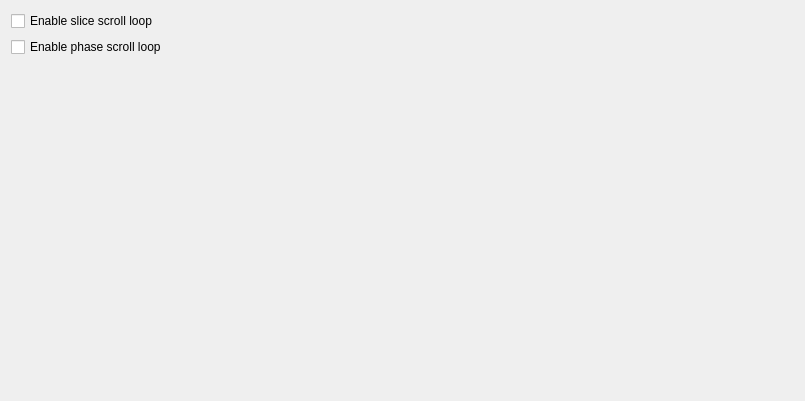
The window that starviewer/src/core/q2dviewerconfigurationscreenbase.ui (starviewer-medical/starviewer) describes before a commit, drawn with Qt 5.
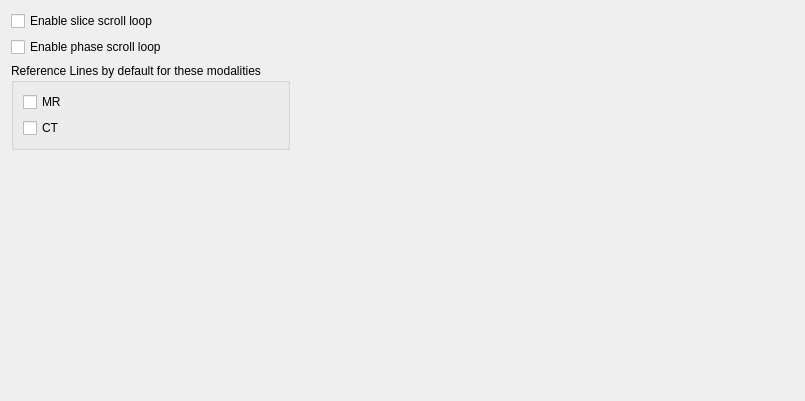
The same window after the commit. Icons and pictures are not drawn.

Commit message: ENH: Fem que l'activació de reference lines es pugui modificar per settings. Afegim els settings corresponents i la pantalla de configuració. A més incloem la possibilitat de que també es pugui activar per CT si es desitja. Per defecte, la configuració serà que per MR estarà activat i per CT no. (#1750)

```diff
--- a/starviewer/src/core/q2dviewerconfigurationscreenbase.ui
+++ b/starviewer/src/core/q2dviewerconfigurationscreenbase.ui
@@ -17,7 +17,7 @@
    <iconset resource="../main/main.qrc">
     <normaloff>:/images/q2dviewerconfiguration.png</normaloff>:/images/q2dviewerconfiguration.png</iconset>
   </property>
-  <layout class="QVBoxLayout" name="verticalLayout_2">
+  <layout class="QVBoxLayout" name="verticalLayout_3">
    <item>
     <layout class="QHBoxLayout" name="horizontalLayout">
      <item>
@@ -53,6 +53,49 @@
      </item>
     </layout>
    </item>
+   <item>
+    <layout class="QHBoxLayout" name="horizontalLayout_2">
+     <item>
+      <widget class="QGroupBox" name="groupBox">
+       <property name="title">
+        <string>Reference Lines by default for these modalities</string>
+       </property>
+       <layout class="QVBoxLayout" name="verticalLayout_2">
+        <item>
+         <widget class="QCheckBox" name="m_referenceLinesMRCheckBox">
+          <property name="text">
+           <string>MR</string>
+          </property>
+          <property name="checked">
+           <bool>false</bool>
+          </property>
+         </widget>
+        </item>
+        <item>
+         <widget class="QCheckBox" name="m_referenceLinesCTCheckBox">
+          <property name="text">
+           <string>CT</string>
+          </property>
+         </widget>
+        </item>
+       </layout>
+      </widget>
+     </item>
+     <item>
+      <spacer name="horizontalSpacer">
+       <property name="orientation">
+        <enum>Qt::Horizontal</enum>
+       </property>
+       <property name="sizeHint" stdset="0">
+        <size>
+         <width>40</width>
+         <height>20</height>
+        </size>
+       </property>
+      </spacer>
+     </item>
+    </layout>
+   </item>
    <item>
     <spacer>
      <property name="orientation">
```
The commit also changes 9 other files.
